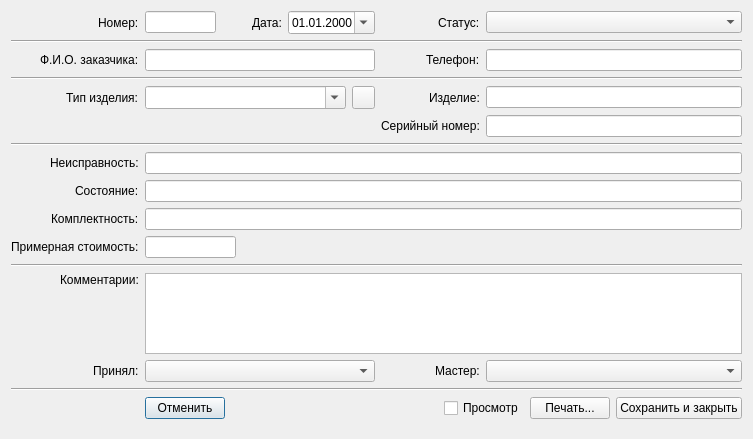
This is RepairCenter/editorder.ui in Feo-d-oR/YARC as Qt 5 draws it before an edit. The edited form follows.
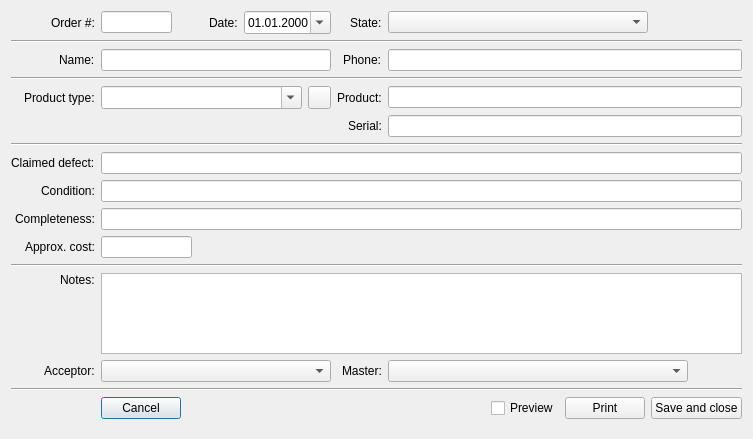
This is the edited form. Icons and pictures are not drawn.

The edit to the form file:
```diff
--- a/RepairCenter/editorder.ui
+++ b/RepairCenter/editorder.ui
@@ -39,7 +39,7 @@
       </size>
      </property>
      <property name="text">
-      <string>Дата:</string>
+      <string>Date:</string>
      </property>
      <property name="buddy">
       <cstring>eDate</cstring>
@@ -55,7 +55,7 @@
       </size>
      </property>
      <property name="text">
-      <string>Неисправность:</string>
+      <string>Claimed defect:</string>
      </property>
      <property name="buddy">
       <cstring>eDisease</cstring>
@@ -81,7 +81,7 @@
       </size>
      </property>
      <property name="text">
-      <string>Статус:</string>
+      <string>State:</string>
      </property>
      <property name="buddy">
       <cstring>eState</cstring>
@@ -97,7 +97,7 @@
       </size>
      </property>
      <property name="text">
-      <string>Ф.И.О. заказчика:</string>
+      <string>Name:</string>
      </property>
      <property name="buddy">
       <cstring>eCustomer</cstring>
@@ -160,7 +160,7 @@
       </size>
      </property>
      <property name="text">
-      <string>Мастер:</string>
+      <string>Master:</string>
      </property>
      <property name="buddy">
       <cstring>eMaster</cstring>
@@ -172,7 +172,7 @@
      <item>
       <widget class="QPushButton" name="bCancel">
        <property name="text">
-        <string>Отменить</string>
+        <string>Cancel</string>
        </property>
        <property name="icon">
         <iconset>
@@ -197,14 +197,14 @@
      <item>
       <widget class="QCheckBox" name="cPreview">
        <property name="text">
-        <string>Просмотр</string>
+        <string>Preview</string>
        </property>
       </widget>
      </item>
      <item>
       <widget class="QPushButton" name="bPrint">
        <property name="text">
-        <string>Печать...</string>
+        <string>Print</string>
        </property>
        <property name="icon">
         <iconset>
@@ -216,7 +216,7 @@
      <item>
       <widget class="QPushButton" name="bSave">
        <property name="text">
-        <string>Сохранить и закрыть</string>
+        <string>Save and close</string>
        </property>
        <property name="icon">
         <iconset>
@@ -265,7 +265,7 @@
       </size>
      </property>
      <property name="text">
-      <string>Телефон:</string>
+      <string>Phone:</string>
      </property>
      <property name="buddy">
       <cstring>ePhone</cstring>
@@ -281,7 +281,7 @@
       </size>
      </property>
      <property name="text">
-      <string>Примерная стоимость:</string>
+      <string>Approx. cost:</string>
      </property>
      <property name="buddy">
       <cstring>eCost</cstring>
@@ -332,7 +332,7 @@
       </size>
      </property>
      <property name="text">
-      <string>Серийный номер:</string>
+      <string>Serial:</string>
      </property>
      <property name="buddy">
       <cstring>eSerial</cstring>
@@ -365,7 +365,7 @@
       </size>
      </property>
      <property name="text">
-      <string>Комментарии:</string>
+      <string>Notes:</string>
      </property>
      <property name="buddy">
       <cstring>eComment</cstring>
@@ -387,7 +387,7 @@
       </size>
      </property>
      <property name="text">
-      <string>Принял:</string>
+      <string>Acceptor:</string>
      </property>
      <property name="buddy">
       <cstring>eAcceptor</cstring>
@@ -406,7 +406,7 @@
       </size>
      </property>
      <property name="text">
-      <string>Состояние:</string>
+      <string>Condition:</string>
      </property>
      <property name="buddy">
       <cstring>eCond</cstring>
@@ -425,7 +425,7 @@
       </size>
      </property>
      <property name="text">
-      <string>Комплектность:</string>
+      <string>Completeness:</string>
      </property>
      <property name="buddy">
       <cstring>eComplect</cstring>
@@ -520,7 +520,7 @@
       </size>
      </property>
      <property name="text">
-      <string>Изделие:</string>
+      <string>Product:</string>
      </property>
      <property name="buddy">
       <cstring>eProduct</cstring>
@@ -552,7 +552,7 @@
       </size>
      </property>
      <property name="text">
-      <string>Номер:</string>
+      <string>Order #:</string>
      </property>
      <property name="buddy">
       <cstring>eNumber</cstring>
@@ -574,7 +574,7 @@
       </size>
      </property>
      <property name="text">
-      <string>Тип изделия:</string>
+      <string>Product type:</string>
      </property>
     </widget>
    </item>
```
Left out of the diff: 4 changed lines with no effect on the pictures.
